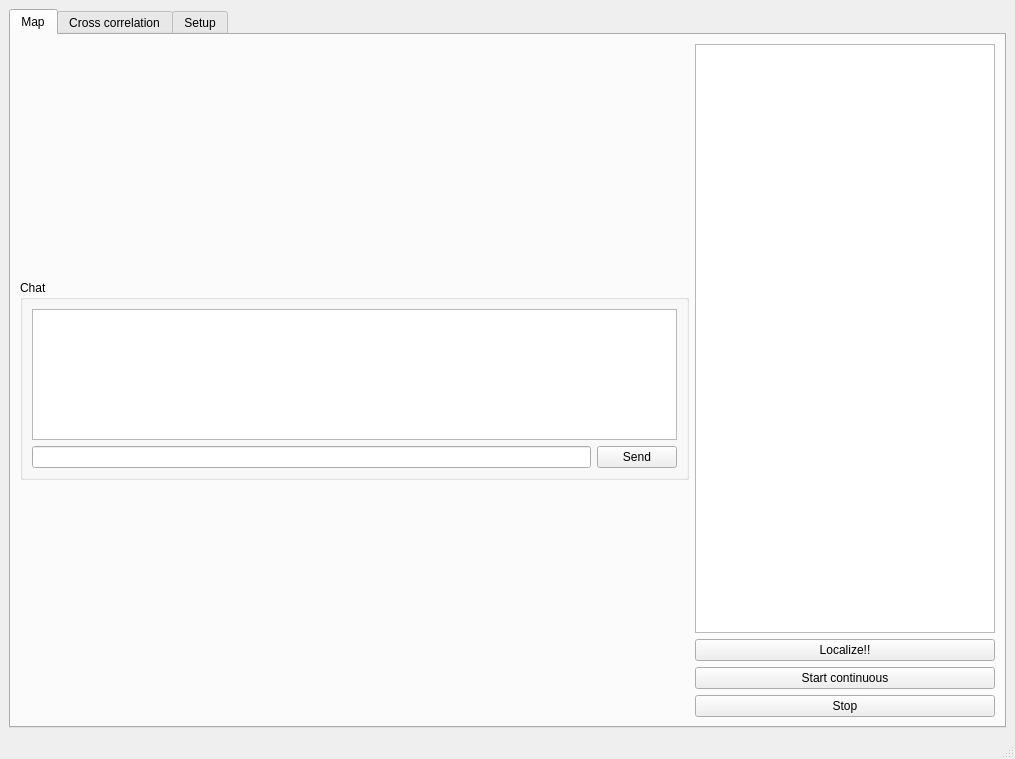
Old version of the form python/main_window.ui in the repository rwth-ti/gr-localization.
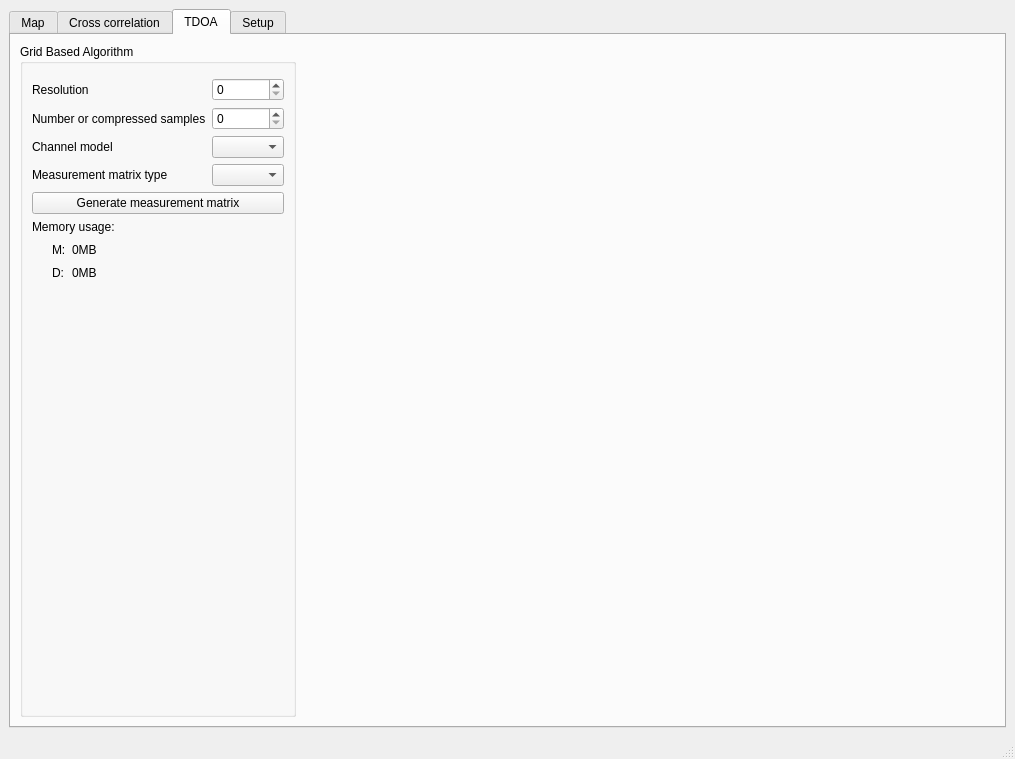
New version of the form. The open tabs and pages were chosen to show the change. Custom widgets are drawn as their Qt base class.

Commit message: add plot hyperbolas and parameters for grid based algorithm

The edit to the form file:
```diff
--- a/python/main_window.ui
+++ b/python/main_window.ui
@@ -30,8 +30,16 @@
        <attribute name="title">
         <string>Map</string>
        </attribute>
-       <layout class="QGridLayout" name="gridLayout_7">
-        <item row="2" column="1">
+       <layout class="QHBoxLayout" name="horizontalLayout_9">
+        <item>
+         <widget class="QSplitter" name="splitter_2">
+          <property name="orientation">
+           <enum>Qt::Horizontal</enum>
+          </property>
+          <property name="childrenCollapsible">
+           <bool>false</bool>
+          </property>
+          <widget class="QWidget" name="">
          <layout class="QVBoxLayout" name="verticalLayout_8">
           <item>
            <layout class="QVBoxLayout" name="verticalLayoutMap"/>
@@ -73,20 +81,23 @@
            </widget>
           </item>
          </layout>
-        </item>
-        <item row="2" column="2">
+          </widget>
+          <widget class="QWidget" name="">
          <layout class="QVBoxLayout" name="verticalLayout_9">
+            <property name="sizeConstraint">
+             <enum>QLayout::SetMaximumSize</enum>
+            </property>
           <item>
            <widget class="QTableView" name="tableViewReceiversPosition">
             <property name="sizePolicy">
-             <sizepolicy hsizetype="Fixed" vsizetype="Expanding">
+               <sizepolicy hsizetype="Preferred" vsizetype="Expanding">
               <horstretch>0</horstretch>
               <verstretch>0</verstretch>
              </sizepolicy>
             </property>
             <property name="minimumSize">
              <size>
-              <width>300</width>
+                <width>100</width>
               <height>0</height>
              </size>
             </property>
@@ -96,6 +107,12 @@
               <height>16777215</height>
              </size>
             </property>
+              <property name="baseSize">
+               <size>
+                <width>300</width>
+                <height>0</height>
+               </size>
+              </property>
             <attribute name="horizontalHeaderCascadingSectionResizes">
              <bool>true</bool>
             </attribute>
@@ -118,6 +135,12 @@
           </item>
           <item>
            <widget class="QPushButton" name="pushButtonLocalize">
+              <property name="maximumSize">
+               <size>
+                <width>300</width>
+                <height>16777215</height>
+               </size>
+              </property>
             <property name="text">
              <string>Localize!!</string>
             </property>
@@ -125,6 +148,12 @@
           </item>
           <item>
            <widget class="QPushButton" name="pushButtonLocalizeContinuous">
+              <property name="maximumSize">
+               <size>
+                <width>300</width>
+                <height>16777215</height>
+               </size>
+              </property>
             <property name="text">
              <string>Start continuous</string>
             </property>
@@ -132,12 +161,20 @@
           </item>
           <item>
            <widget class="QPushButton" name="pushButtonLocalizeStop">
+              <property name="maximumSize">
+               <size>
+                <width>300</width>
+                <height>16777215</height>
+               </size>
+              </property>
             <property name="text">
              <string>Stop</string>
             </property>
            </widget>
           </item>
          </layout>
+          </widget>
+         </widget>
         </item>
        </layout>
       </widget>
@@ -382,6 +419,190 @@
         </item>
        </layout>
       </widget>
+      <widget class="QWidget" name="tab">
+       <attribute name="title">
+        <string>TDOA</string>
+       </attribute>
+       <layout class="QVBoxLayout" name="verticalLayout_17">
+        <item>
+         <layout class="QHBoxLayout" name="horizontalLayout_14">
+          <property name="topMargin">
+           <number>0</number>
+          </property>
+          <item>
+           <widget class="QGroupBox" name="groupBox_9">
+            <property name="title">
+             <string>Grid Based Algorithm</string>
+            </property>
+            <layout class="QVBoxLayout" name="verticalLayout_18">
+             <item>
+              <layout class="QGridLayout" name="gridLayout_9">
+               <property name="topMargin">
+                <number>5</number>
+               </property>
+               <item row="2" column="0">
+                <widget class="QLabel" name="label">
+                 <property name="text">
+                  <string>Channel model</string>
+                 </property>
+                </widget>
+               </item>
+               <item row="0" column="0">
+                <widget class="QLabel" name="label_2">
+                 <property name="text">
+                  <string>Resolution</string>
+                 </property>
+                </widget>
+               </item>
+               <item row="1" column="0">
+                <widget class="QLabel" name="label_3">
+                 <property name="text">
+                  <string>Number or compressed samples</string>
+                 </property>
+                </widget>
+               </item>
+               <item row="0" column="1">
+                <widget class="QSpinBox" name="spinGridResolution">
+                 <property name="keyboardTracking">
+                  <bool>false</bool>
+                 </property>
+                 <property name="maximum">
+                  <number>999999999</number>
+                 </property>
+                </widget>
+               </item>
+               <item row="3" column="0">
+                <widget class="QLabel" name="label_4">
+                 <property name="text">
+                  <string>Measurement matrix type</string>
+                 </property>
+                </widget>
+               </item>
+               <item row="1" column="1">
+                <widget class="QSpinBox" name="spinGridNumCompSamps">
+                 <property name="keyboardTracking">
+                  <bool>false</bool>
+                 </property>
+                 <property name="maximum">
+                  <number>999999999</number>
+                 </property>
+                </widget>
+               </item>
+               <item row="2" column="1">
+                <widget class="QComboBox" name="comboBoxGridChannelModel"/>
+               </item>
+               <item row="3" column="1">
+                <widget class="QComboBox" name="comboBoxGridMeasMatrixType"/>
+               </item>
+              </layout>
+             </item>
+             <item>
+              <widget class="QPushButton" name="pushButtonGridGenMeasMatrix">
+               <property name="text">
+                <string>Generate measurement matrix</string>
+               </property>
+              </widget>
+             </item>
+             <item>
+              <widget class="QLabel" name="label_6">
+               <property name="text">
+                <string>Memory usage:</string>
+               </property>
+              </widget>
+             </item>
+             <item>
+              <layout class="QGridLayout" name="gridLayout_8">
+               <property name="topMargin">
+                <number>0</number>
+               </property>
+               <item row="0" column="0">
+                <spacer name="horizontalSpacer_4">
+                 <property name="orientation">
+                  <enum>Qt::Horizontal</enum>
+                 </property>
+                 <property name="sizeType">
+                  <enum>QSizePolicy::Fixed</enum>
+                 </property>
+                 <property name="sizeHint" stdset="0">
+                  <size>
+                   <width>20</width>
+                   <height>20</height>
+                  </size>
+                 </property>
+                </spacer>
+               </item>
+               <item row="1" column="2">
+                <widget class="QLabel" name="labelGridD">
+                 <property name="text">
+                  <string>0MB</string>
+                 </property>
+                </widget>
+               </item>
+               <item row="0" column="2">
+                <widget class="QLabel" name="labelGridM">
+                 <property name="text">
+                  <string>0MB</string>
+                 </property>
+                </widget>
+               </item>
+               <item row="0" column="1">
+                <widget class="QLabel" name="label_11">
+                 <property name="sizePolicy">
+                  <sizepolicy hsizetype="Fixed" vsizetype="Preferred">
+                   <horstretch>0</horstretch>
+                   <verstretch>0</verstretch>
+                  </sizepolicy>
+                 </property>
+                 <property name="text">
+                  <string>M:</string>
+                 </property>
+                </widget>
+               </item>
+               <item row="1" column="1">
+                <widget class="QLabel" name="label_12">
+                 <property name="text">
+                  <string>D:</string>
+                 </property>
+                </widget>
+               </item>
+              </layout>
+             </item>
+             <item>
+              <spacer name="verticalSpacer">
+               <property name="orientation">
+                <enum>Qt::Vertical</enum>
+               </property>
+               <property name="sizeHint" stdset="0">
+                <size>
+                 <width>20</width>
+                 <height>416</height>
+                </size>
+               </property>
+              </spacer>
+             </item>
+            </layout>
+           </widget>
+          </item>
+          <item>
+           <spacer name="horizontalSpacer_3">
+            <property name="orientation">
+             <enum>Qt::Horizontal</enum>
+            </property>
+            <property name="sizeType">
+             <enum>QSizePolicy::Preferred</enum>
+            </property>
+            <property name="sizeHint" stdset="0">
+             <size>
+              <width>944</width>
+              <height>20</height>
+             </size>
+            </property>
+           </spacer>
+          </item>
+         </layout>
+        </item>
+       </layout>
+      </widget>
       <widget class="QWidget" name="tab_3">
        <attribute name="title">
         <string>Setup</string>
@@ -433,15 +654,8 @@
           <property name="title">
            <string>Parameters</string>
           </property>
-          <widget class="QWidget" name="layoutWidget">
-           <property name="geometry">
-            <rect>
-             <x>22</x>
-             <y>31</y>
-             <width>847</width>
-             <height>68</height>
-            </rect>
-           </property>
+          <layout class="QVBoxLayout" name="verticalLayout_6">
+           <item>
            <layout class="QHBoxLayout" name="horizontalLayout_3">
             <item>
              <layout class="QGridLayout" name="gridLayout">
@@ -463,7 +677,7 @@
                 <item>
                  <widget class="QDoubleSpinBox" name="frequencySpin">
                   <property name="sizePolicy">
-                   <sizepolicy hsizetype="Fixed" vsizetype="Fixed">
+                    <sizepolicy hsizetype="Maximum" vsizetype="Fixed">
                     <horstretch>0</horstretch>
                     <verstretch>0</verstretch>
                    </sizepolicy>
@@ -493,7 +707,7 @@
                 <item>
                  <widget class="QDoubleSpinBox" name="loOffsetSpin">
                   <property name="sizePolicy">
-                   <sizepolicy hsizetype="Fixed" vsizetype="Fixed">
+                    <sizepolicy hsizetype="Maximum" vsizetype="Fixed">
                     <horstretch>0</horstretch>
                     <verstretch>0</verstretch>
                    </sizepolicy>
@@ -523,7 +737,7 @@
                 <item>
                  <widget class="QDoubleSpinBox" name="bwSpin">
                   <property name="sizePolicy">
-                   <sizepolicy hsizetype="Fixed" vsizetype="Fixed">
+                    <sizepolicy hsizetype="Maximum" vsizetype="Fixed">
                     <horstretch>0</horstretch>
                     <verstretch>0</verstretch>
                    </sizepolicy>
@@ -553,7 +767,7 @@
                 <item>
                  <widget class="QDoubleSpinBox" name="sampRateSpin">
                   <property name="sizePolicy">
-                   <sizepolicy hsizetype="Fixed" vsizetype="Fixed">
+                    <sizepolicy hsizetype="Maximum" vsizetype="Fixed">
                     <horstretch>0</horstretch>
                     <verstretch>0</verstretch>
                    </sizepolicy>
@@ -583,7 +797,7 @@
                 <item>
                  <widget class="QSpinBox" name="samplesToReceiveSpin">
                   <property name="sizePolicy">
-                   <sizepolicy hsizetype="Fixed" vsizetype="Fixed">
+                    <sizepolicy hsizetype="Maximum" vsizetype="Fixed">
                     <horstretch>0</horstretch>
                     <verstretch>0</verstretch>
                    </sizepolicy>
@@ -605,6 +819,9 @@
               <property name="orientation">
                <enum>Qt::Horizontal</enum>
               </property>
+               <property name="sizeType">
+                <enum>QSizePolicy::Fixed</enum>
+               </property>
               <property name="sizeHint" stdset="0">
                <size>
                 <width>40</width>
@@ -620,8 +837,22 @@
               </property>
              </widget>
             </item>
-           </layout>
-          </widget>
+             <item>
+              <spacer name="horizontalSpacer_2">
+               <property name="orientation">
+                <enum>Qt::Horizontal</enum>
+               </property>
+               <property name="sizeHint" stdset="0">
+                <size>
+                 <width>40</width>
+                 <height>20</height>
+                </size>
+               </property>
+              </spacer>
+             </item>
+            </layout>
+           </item>
+          </layout>
          </widget>
         </item>
        </layout>
```
Lines whose indentation alone changed are shown as unchanged. The commit also changes 4 other files.
